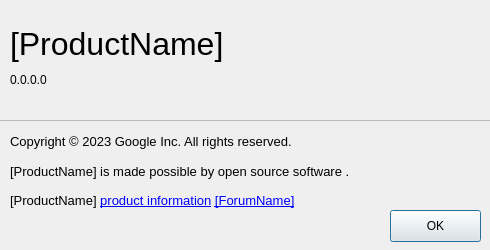
Before: the Qt Designer form src/gui/about_dialog/about_dialog.ui in google/mozc, drawn with Qt 5.
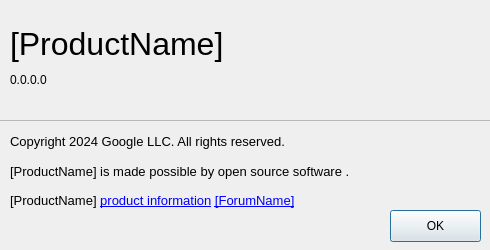
After: the same form once the commit is applied.

The edit to the form file:
```diff
--- a/src/gui/about_dialog/about_dialog.ui
+++ b/src/gui/about_dialog/about_dialog.ui
@@ -108,7 +108,7 @@
         </font>
        </property>
        <property name="text">
-        <string>Copyright © 2023 Google Inc. All rights reserved.</string>
+        <string>Copyright 2024 Google LLC. All rights reserved.</string>
        </property>
        <property name="alignment">
         <set>Qt::AlignLeading|Qt::AlignLeft|Qt::AlignVCenter</set>
```
